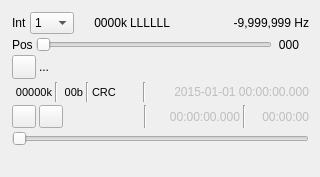
Old version of the form plugins/channeltx/filesource/filesourcegui.ui in the repository f4exb/sdrangel.
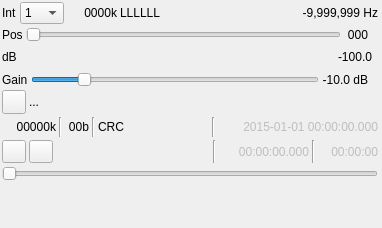
New version of the form. Icons and pictures are not drawn. Custom widgets are drawn as their Qt base class.

Commit message: FileSource channel: final changes. Bumped version and updated changelogs

Patch:
```diff
--- a/plugins/channeltx/filesource/filesourcegui.ui
+++ b/plugins/channeltx/filesource/filesourcegui.ui
@@ -6,28 +6,22 @@
    <rect>
     <x>0</x>
     <y>0</y>
-    <width>320</width>
-    <height>177</height>
+    <width>382</width>
+    <height>228</height>
    </rect>
   </property>
   <property name="sizePolicy">
-   <sizepolicy hsizetype="Minimum" vsizetype="Minimum">
+   <sizepolicy hsizetype="Preferred" vsizetype="Preferred">
     <horstretch>0</horstretch>
     <verstretch>0</verstretch>
    </sizepolicy>
   </property>
   <property name="minimumSize">
    <size>
-    <width>320</width>
+    <width>382</width>
     <height>140</height>
    </size>
   </property>
-  <property name="maximumSize">
-   <size>
-    <width>320</width>
-    <height>16777215</height>
-   </size>
-  </property>
   <property name="font">
    <font>
     <family>Liberation Sans</family>
@@ -40,12 +34,18 @@
   <widget class="QWidget" name="settingsContainer" native="true">
    <property name="geometry">
     <rect>
-     <x>10</x>
-     <y>10</y>
-     <width>301</width>
-     <height>161</height>
+     <x>0</x>
+     <y>0</y>
+     <width>380</width>
+     <height>221</height>
     </rect>
    </property>
+   <property name="minimumSize">
+    <size>
+     <width>380</width>
+     <height>0</height>
+    </size>
+   </property>
    <property name="windowTitle">
     <string>Settings</string>
    </property>
@@ -253,6 +253,117 @@
       </item>
      </layout>
     </item>
+    <item>
+     <layout class="QVBoxLayout" name="powerLayer">
+      <property name="spacing">
+       <number>3</number>
+      </property>
+      <item>
+       <layout class="QHBoxLayout" name="powerMeterLayer">
+        <property name="rightMargin">
+         <number>6</number>
+        </property>
+        <item>
+         <widget class="QLabel" name="channelPowerUnits">
+          <property name="text">
+           <string>dB</string>
+          </property>
+         </widget>
+        </item>
+        <item>
+         <widget class="LevelMeterSignalDB" name="channelPowerMeter" native="true">
+          <property name="sizePolicy">
+           <sizepolicy hsizetype="Expanding" vsizetype="MinimumExpanding">
+            <horstretch>0</horstretch>
+            <verstretch>0</verstretch>
+           </sizepolicy>
+          </property>
+          <property name="minimumSize">
+           <size>
+            <width>0</width>
+            <height>24</height>
+           </size>
+          </property>
+          <property name="font">
+           <font>
+            <family>Liberation Mono</family>
+            <pointsize>8</pointsize>
+           </font>
+          </property>
+         </widget>
+        </item>
+        <item>
+         <widget class="QLabel" name="channelPower">
+          <property name="minimumSize">
+           <size>
+            <width>40</width>
+            <height>0</height>
+           </size>
+          </property>
+          <property name="text">
+           <string>-100.0</string>
+          </property>
+          <property name="alignment">
+           <set>Qt::AlignRight|Qt::AlignTrailing|Qt::AlignVCenter</set>
+          </property>
+         </widget>
+        </item>
+       </layout>
+      </item>
+      <item>
+       <layout class="QHBoxLayout" name="gainLayer">
+        <property name="rightMargin">
+         <number>10</number>
+        </property>
+        <item>
+         <widget class="QLabel" name="gainLabel">
+          <property name="text">
+           <string>Gain</string>
+          </property>
+         </widget>
+        </item>
+        <item>
+         <widget class="QSlider" name="gain">
+          <property name="toolTip">
+           <string>Gain (dB)</string>
+          </property>
+          <property name="minimum">
+           <number>-10</number>
+          </property>
+          <property name="maximum">
+           <number>50</number>
+          </property>
+          <property name="pageStep">
+           <number>1</number>
+          </property>
+          <property name="orientation">
+           <enum>Qt::Horizontal</enum>
+          </property>
+         </widget>
+        </item>
+        <item>
+         <widget class="QLabel" name="gainText">
+          <property name="minimumSize">
+           <size>
+            <width>45</width>
+            <height>0</height>
+           </size>
+          </property>
+          <property name="toolTip">
+           <string>Filter chain hash code</string>
+          </property>
+          <property name="text">
+           <string>-10.0 dB</string>
+          </property>
+          <property name="alignment">
+           <set>Qt::AlignRight|Qt::AlignTrailing|Qt::AlignVCenter</set>
+          </property>
+         </widget>
+        </item>
+       </layout>
+      </item>
+     </layout>
+    </item>
     <item>
      <layout class="QHBoxLayout" name="fileSelectionLayout">
       <item>
@@ -299,13 +410,13 @@
        <widget class="QLabel" name="sampleRateText">
         <property name="minimumSize">
          <size>
-          <width>40</width>
+          <width>54</width>
           <height>0</height>
          </size>
         </property>
         <property name="font">
          <font>
-          <pointsize>8</pointsize>
+          <pointsize>9</pointsize>
          </font>
         </property>
         <property name="toolTip">
@@ -330,13 +441,13 @@
        <widget class="QLabel" name="sampleSizeText">
         <property name="minimumSize">
          <size>
-          <width>22</width>
+          <width>24</width>
           <height>0</height>
          </size>
         </property>
         <property name="font">
          <font>
-          <pointsize>8</pointsize>
+          <pointsize>9</pointsize>
          </font>
         </property>
         <property name="toolTip">
@@ -361,7 +472,7 @@
        <widget class="QLabel" name="crcLabel">
         <property name="font">
          <font>
-          <pointsize>8</pointsize>
+          <pointsize>9</pointsize>
          </font>
         </property>
         <property name="toolTip">
@@ -595,6 +706,12 @@
    <extends>QToolButton</extends>
    <header>gui/buttonswitch.h</header>
   </customwidget>
+  <customwidget>
+   <class>LevelMeterSignalDB</class>
+   <extends>QWidget</extends>
+   <header>gui/levelmeter.h</header>
+   <container>1</container>
+  </customwidget>
  </customwidgets>
  <resources>
   <include location="../../../sdrgui/resources/res.qrc"/>
```
The commit also changes 18 other files.
